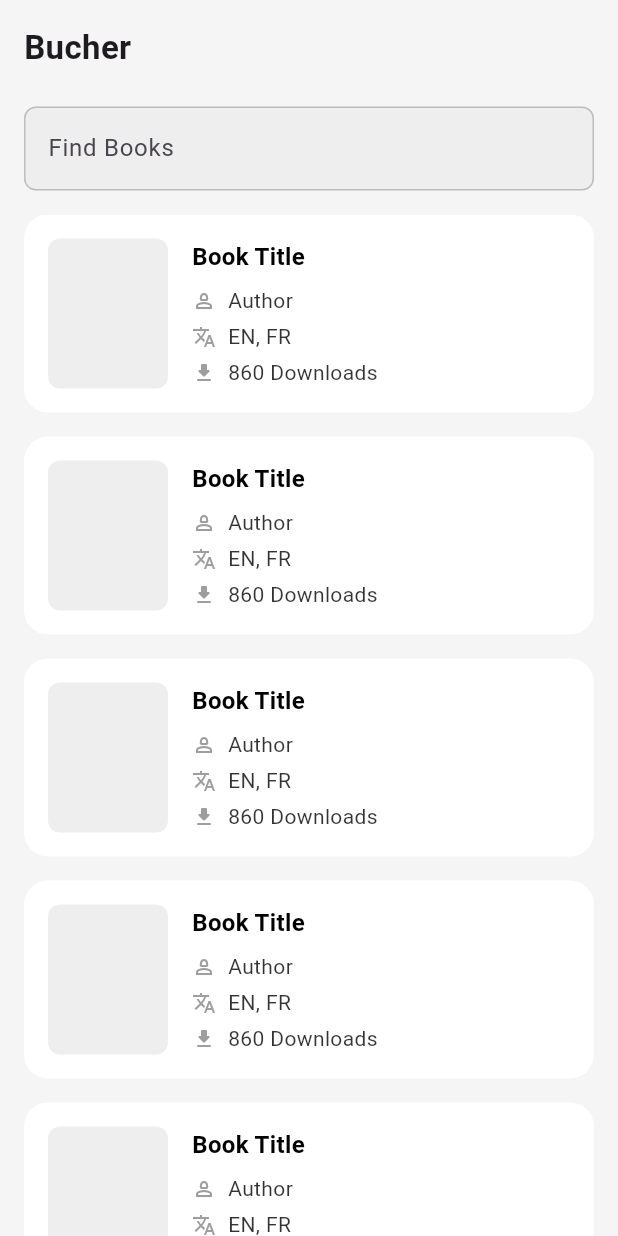
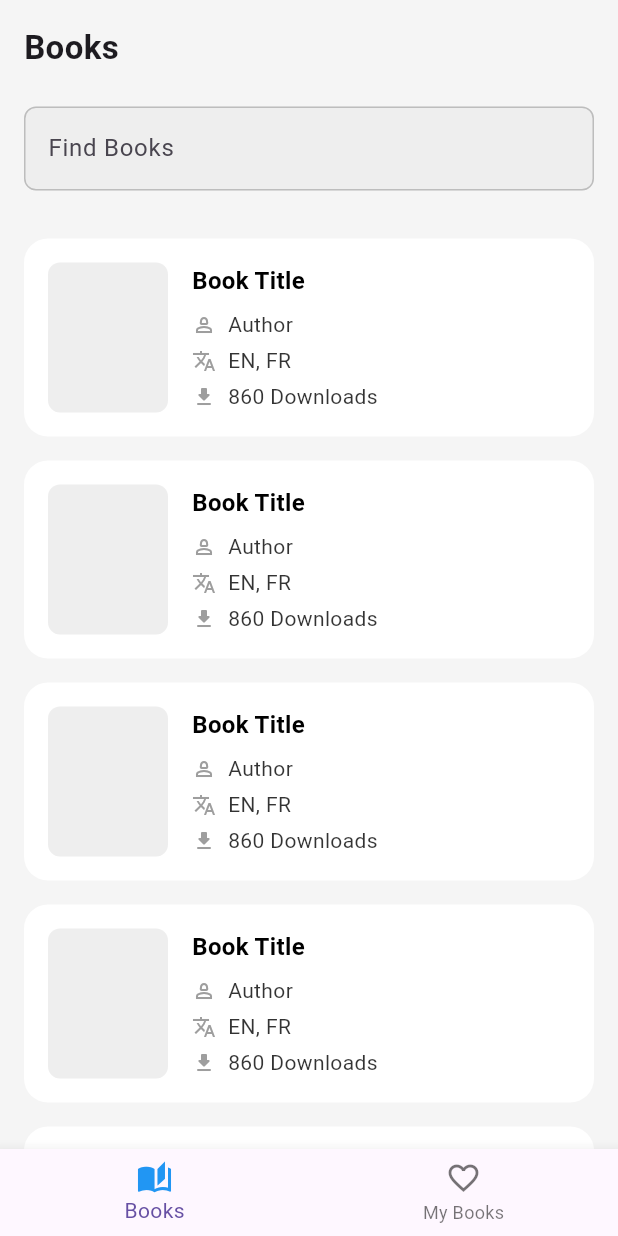
Before and after one commit to hamcuks/bucher-palm-code, a Flutter app: the screen it shows after launch, on a phone screen of 412 x 824 dp. Run offline on Flutter 3.47's test engine with Material 3 defaults, Android fonts, the phone set to English and light mode, and no system bars.

Commit message:
feat(screens): create my books screen

```diff
--- a/lib/main.dart
+++ b/lib/main.dart
@@ -1,4 +1,5 @@
 import 'package:bucher_palm_code/screens/book_list_screen.dart';
+import 'package:bucher_palm_code/screens/my_books_screen.dart';
 import 'package:flutter/material.dart';
 
 void main() {
@@ -17,14 +18,44 @@ class MyApp extends StatelessWidget {
   }
 }
 
+final ValueNotifier<int> tabBarMenuIndex = ValueNotifier(0);
+
 class MainScreen extends StatelessWidget {
   const MainScreen({super.key});
 
   @override
   Widget build(BuildContext context) {
-    return Scaffold(
-      backgroundColor: Colors.grey[100],
-      body: const BookListScreen(),
+    return ValueListenableBuilder(
+      valueListenable: tabBarMenuIndex,
+      builder: (context, state, _) {
+        return Scaffold(
+          backgroundColor: Colors.grey[100],
+          bottomNavigationBar: BottomNavigationBar(
+            currentIndex: state,
+            onTap: (value) => tabBarMenuIndex.value = value,
+            items: [
+              const BottomNavigationBarItem(
+                icon: Icon(Icons.auto_stories_outlined),
+                activeIcon: Icon(
+                  Icons.auto_stories,
+                  color: Colors.blue,
+                ),
+                label: "Books",
+                backgroundColor: Colors.red,
+              ),
+              BottomNavigationBarItem(
+                icon: Icon(Icons.favorite_border),
+                activeIcon: Icon(
+                  Icons.favorite,
+                  color: Colors.redAccent.withOpacity(.7),
+                ),
+                label: "My Books",
+              )
+            ],
+          ),
+          body: (state == 0) ? const BookListScreen() : const MyBooksScreen(),
+        );
+      },
     );
   }
 }
--- a/lib/screens/book_list_screen.dart
+++ b/lib/screens/book_list_screen.dart
@@ -17,10 +17,10 @@ class BookListScreen extends StatelessWidget {
               crossAxisAlignment: CrossAxisAlignment.start,
               children: [
                 Text(
-                  "Bucher",
+                  "Books",
                   style: TextStyle(fontSize: 22, fontWeight: FontWeight.bold),
                 ),
-                const SizedBox(height: 24),
+                SizedBox(height: 24),
                 AppInputForm(
                   hintText: "Find Books",
                 ),
@@ -29,7 +29,7 @@ class BookListScreen extends StatelessWidget {
           ),
           Expanded(
             child: ListView.separated(
-              padding: const EdgeInsets.symmetric(horizontal: 16),
+              padding: const EdgeInsets.all(16),
               itemBuilder: (context, index) => const BookCard(),
               separatorBuilder: (_, __) => const SizedBox(height: 16),
               itemCount: 32,
```
Also changed, not shown: lib/screens/my_books_screen.dart (added, +34 -0 lines), lib/screens/my_favourites_screen.dart (deleted).
